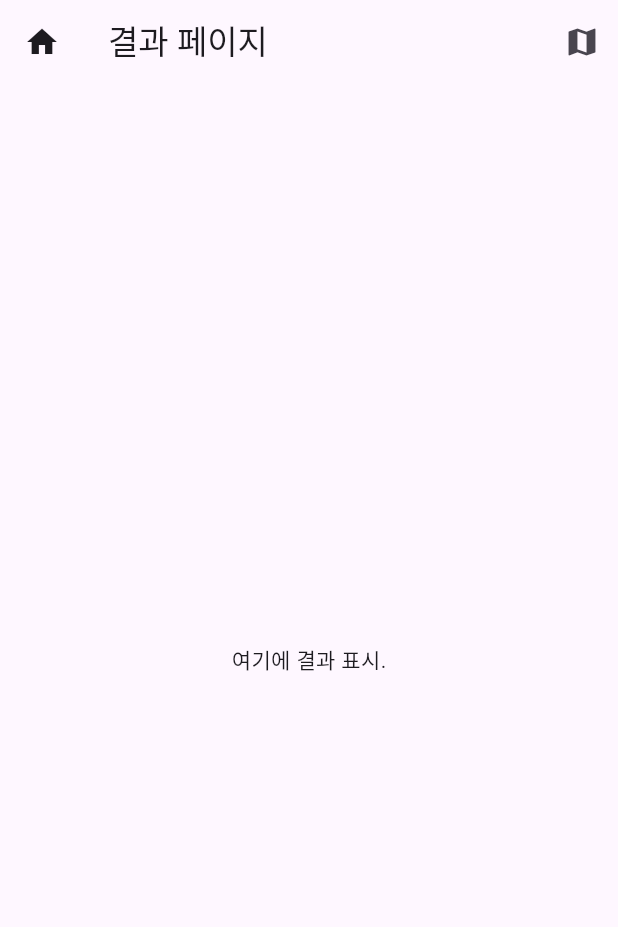
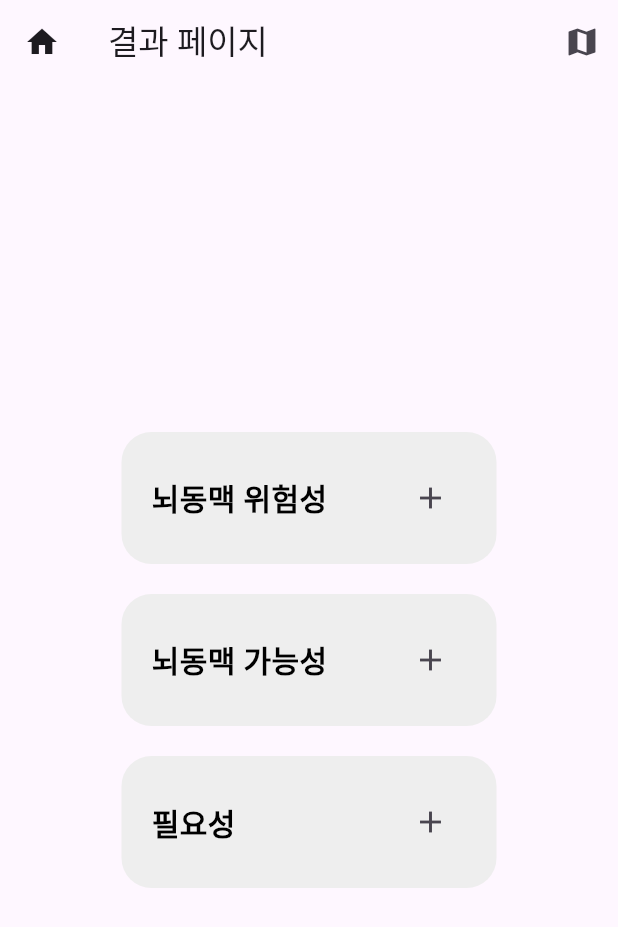
Before and after one commit to brainprotect/FrontEnd-, a Flutter app: the ResultPage screen opened directly, on a phone screen of 412 x 824 dp. Shown: the top 927 px of the screen. Run offline on Flutter 3.47's test engine with Material 3 defaults, Android fonts, the phone set to English and light mode, and no system bars.

Commit message:
resultpagemain

```diff
--- a/lib/ResultPage.dart
+++ b/lib/ResultPage.dart
@@ -1,10 +1,14 @@
 import 'package:flutter/material.dart';
 import 'package:brain/MapPage.dart';
 
-//결과 페이지
-class ResultPage extends StatelessWidget {
+class ResultPage extends StatefulWidget {
   const ResultPage({Key? key}) : super(key: key);
 
+  @override
+  _ResultPageState createState() => _ResultPageState();
+}
+
+class _ResultPageState extends State<ResultPage> {
   @override
   Widget build(BuildContext context) {
     return Scaffold(
@@ -13,7 +17,6 @@ class ResultPage extends StatelessWidget {
         leading: IconButton(
           icon: const Icon(Icons.home),
           onPressed: () {
-            // 홈으로 이동하는 동작
             Navigator.popUntil(context, ModalRoute.withName('/'));
           },
         ),
@@ -21,7 +24,6 @@ class ResultPage extends StatelessWidget {
           IconButton(
             icon: const Icon(Icons.map),
             onPressed: () {
-              // 지도 페이지로 이동하는 동작
               Navigator.push(
                 context,
                 MaterialPageRoute(builder: (context) => const MapPage()),
@@ -30,9 +32,101 @@ class ResultPage extends StatelessWidget {
           ),
         ],
       ),
-      body: const Center(
-        child: Text('여기에 결과 표시.'),
+      body: Center(
+        child: Column(
+          mainAxisAlignment: MainAxisAlignment.center,
+          children: [
+            // 첫 번째 결과 표시 영역
+            ResultSection(title: '뇌동맥 위험성'),
+            SizedBox(height: 20), // 각 결과 표시 영역 사이의 간격
+            // 두 번째 결과 표시 영역
+            ResultSection(title: '뇌동맥 가능성'),
+            SizedBox(height: 20), // 각 결과 표시 영역 사이의 간격
+            // 세 번째 결과 표시 영역
+            ResultSection(title: '필요성'),
+          ],
+        ),
       ),
     );
   }
 }
+
+class ResultSection extends StatefulWidget {
+  final String title;
+
+  const ResultSection({Key? key, required this.title}) : super(key: key);
+
+  @override
+  _ResultSectionState createState() => _ResultSectionState();
+}
+
+class _ResultSectionState extends State<ResultSection> {
+  // 설명을 보여주는 변수
+  bool showDescription = false;
+
+  @override
+  Widget build(BuildContext context) {
+    return Container(
+      width: 250,
+      padding: const EdgeInsets.all(20),
+      decoration: BoxDecoration(
+        color: Colors.grey[200], // 배경 색상 설정
+        borderRadius: BorderRadius.circular(20),
+      ),
+      child: Column(
+        crossAxisAlignment: CrossAxisAlignment.stretch,
+        children: [
+          // 결과 텍스트와 + 아이콘
+          Row(
+            mainAxisAlignment: MainAxisAlignment.spaceBetween,
+            children: [
+              Text(
+                widget.title,
+                style: TextStyle(
+                  fontSize: 20,
+                  fontWeight: FontWeight.bold,
+                  color: Colors.black,
+                ),
+              ),
+              IconButton(
+                icon: Icon(showDescription ? Icons.remove : Icons.add),
+                onPressed: () {
+                  setState(() {
+                    // 설명 보이기/숨기기 토글
+                    showDescription = !showDescription;
+                  });
+                },
+              ),
+            ],
+          ),
+          // 설명 텍스트 (showDescription이 true일 때만 보임)
+          if (showDescription)
+            Padding(
+              padding: const EdgeInsets.only(top: 10),
+              child: Text(
+                _getDescription(), // 변경된 설명을 가져옴
+                style: TextStyle(
+                  fontSize: 16,
+                  color: Colors.black,
+                ),
+              ),
+            ),
+        ],
+      ),
+    );
+  }
+
+  // 설명을 반환하는 함수
+  String _getDescription() {
+    switch (widget.title) {
+      case '뇌동맥 위험성':
+        return '여기에 설명1을 표시합니다.';
+      case '뇌동맥 가능성':
+        return '여기에 설명2를 표시합니다.';
+      case '필요성':
+        return '여기에 설명3을 표시합니다.';
+      default:
+        return '';
+    }
+  }
+}
```
